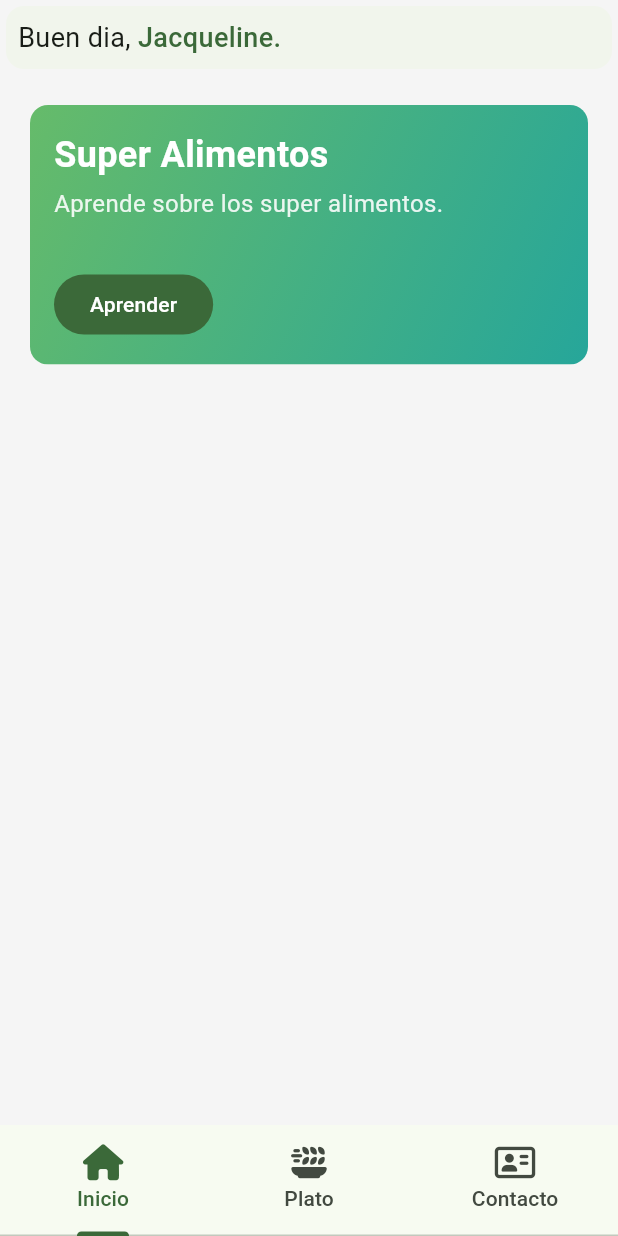
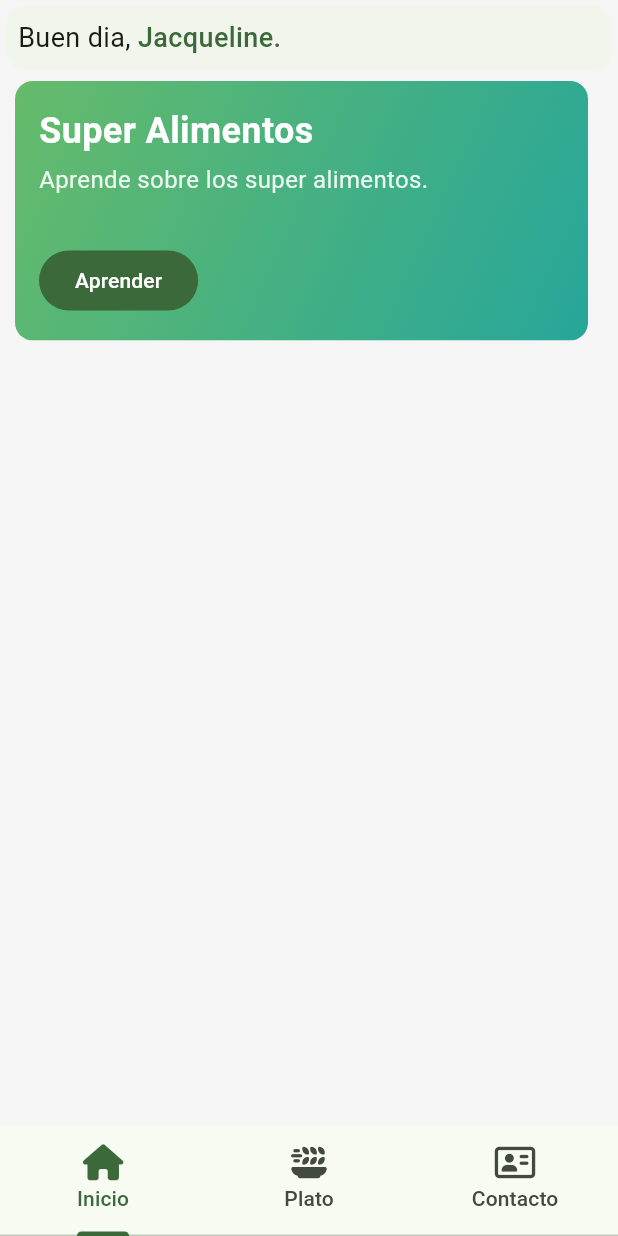
Before and after one commit to sazardev/nutriplato, a Flutter app: the screen it shows after launch, on a phone screen of 412 x 824 dp. Run offline on Flutter 3.47's test engine with Material 2 defaults, Android fonts, the phone set to English and light mode, and no system bars; our stand-ins replace font_awesome_flutter.

Commit message:
Widget update.

```diff
--- a/lib/screens/dashboard.dart
+++ b/lib/screens/dashboard.dart
@@ -1,4 +1,6 @@
 import 'package:flutter/material.dart';
+
+import '../widgets/focus_card.dart';
 
 class Dashboard extends StatelessWidget {
   final String name = "Jacqueline";
@@ -33,70 +35,9 @@ class Dashboard extends StatelessWidget {
                 ),
               ),
             ),
-            Padding(
-              padding: const EdgeInsets.all(16.0),
-              child: SizedBox(
-                width: constraints.maxWidth,
-                child: Card(
-                  elevation: 0,
-                  clipBehavior: Clip.antiAlias,
-                  child: Container(
-                    decoration: BoxDecoration(
-                      gradient: LinearGradient(
-                        colors: [
-                          Colors.green.shade400,
-                          Colors.teal.shade400,
-                        ],
-                        stops: const [
-                          0.0,
-                          1.0,
-                        ],
-                        begin: Alignment.topLeft,
-                        end: Alignment.bottomRight,
-                      ),
-                    ),
-                    child: Column(
-                      crossAxisAlignment: CrossAxisAlignment.start,
-                      children: [
-                        const Padding(
-                          padding:
-                              EdgeInsets.only(left: 16, top: 16, bottom: 4),
-                          child: Text(
-                            'Super Alimentos',
-                            style: TextStyle(
-                              color: Colors.white,
-                              fontSize: 24,
-                              fontWeight: FontWeight.w700,
-                            ),
-                          ),
-                        ),
-                        const Padding(
-                          padding: EdgeInsets.only(left: 16.0),
-                          child: Text(
-                            'Aprende sobre los super alimentos.',
-                            style: TextStyle(
-                                fontSize: 16,
-                                color: Color.fromARGB(225, 255, 255, 255)),
-                          ),
-                        ),
-                        Padding(
-                          padding: const EdgeInsets.only(
-                            left: 16,
-                            top: 32,
-                            bottom: 16,
-                          ),
-                          child: FilledButton(
-                            onPressed: () {},
-                            child: const Text(
-                              'Aprender',
-                            ),
-                          ),
-                        )
-                      ],
-                    ),
-                  ),
-                ),
-              ),
+            const Padding(
+              padding: EdgeInsets.only(left: 6, right: 16),
+              child: FocusCard(),
             ),
           ],
         ),
--- /dev/null
+++ b/lib/widgets/focus_card.dart
@@ -0,0 +1,71 @@
+import 'package:flutter/material.dart';
+
+class FocusCard extends StatelessWidget {
+  const FocusCard({super.key});
+
+  @override
+  Widget build(BuildContext context) {
+    return Card(
+      elevation: 0,
+      clipBehavior: Clip.antiAlias,
+      child: Container(
+        decoration: BoxDecoration(
+          gradient: LinearGradient(
+            colors: [
+              Colors.green.shade400,
+              Colors.teal.shade400,
+            ],
+            stops: const [
+              0.0,
+              1.0,
+            ],
+            begin: Alignment.topLeft,
+            end: Alignment.bottomRight,
+          ),
+        ),
+        child: Row(
+          children: [
+            Column(
+              crossAxisAlignment: CrossAxisAlignment.start,
+              children: [
+                const Padding(
+                  padding: EdgeInsets.only(left: 16, top: 16, bottom: 4),
+                  child: Text(
+                    'Super Alimentos',
+                    style: TextStyle(
+                      color: Colors.white,
+                      fontSize: 24,
+                      fontWeight: FontWeight.w700,
+                    ),
+                  ),
+                ),
+                const Padding(
+                  padding: EdgeInsets.only(left: 16.0),
+                  child: Text(
+                    'Aprende sobre los super alimentos.',
+                    style: TextStyle(
+                        fontSize: 16,
+                        color: Color.fromARGB(225, 255, 255, 255)),
+                  ),
+                ),
+                Padding(
+                  padding: const EdgeInsets.only(
+                    left: 16,
+                    top: 32,
+                    bottom: 16,
+                  ),
+                  child: FilledButton(
+                    onPressed: () {},
+                    child: const Text(
+                      'Aprender',
+                    ),
+                  ),
+                )
+              ],
+            ),
+          ],
+        ),
+      ),
+    );
+  }
+}
--- a/pubspec.yaml
+++ b/pubspec.yaml
@@ -10,6 +10,11 @@ dependencies:
   flutter:
     sdk: flutter
   font_awesome_flutter: ^10.4.0
+  introduction_screen: ^3.1.8
+  salomon_bottom_bar: ^3.3.2
+  shared_preferences: ^2.1.1
+  sqflite: ^2.2.8+4
+  url_launcher: ^6.1.11
 
 dev_dependencies:
   flutter_test:
```
Also changed, not shown: pubspec.lock, 2 other files.
